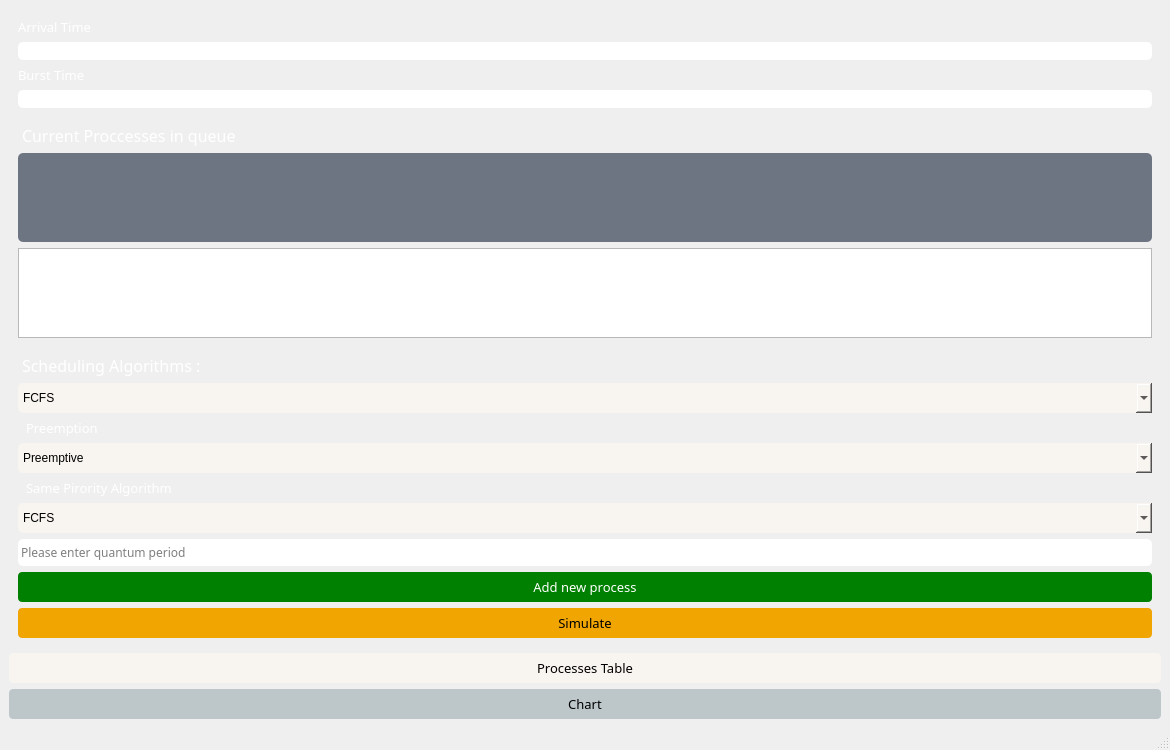
Before: the Qt Designer form mainwindow.ui in Loayelshall/OS_Schedular, drawn with Qt 5.
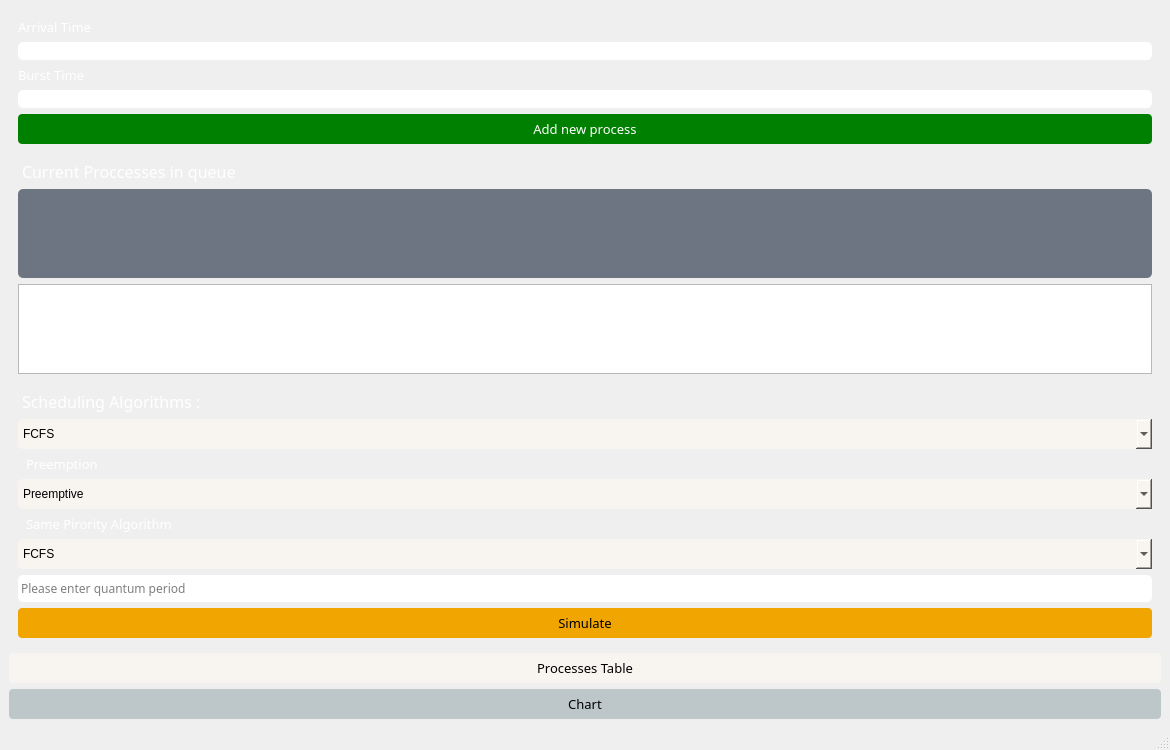
After: the same form once the commit is applied.

```diff
--- a/mainwindow.ui
+++ b/mainwindow.ui
@@ -134,6 +134,27 @@
           </item>
          </layout>
         </item>
+        <item>
+         <widget class="QPushButton" name="pushButton">
+          <property name="font">
+           <font>
+            <family>Century Gothic</family>
+            <pointsize>10</pointsize>
+           </font>
+          </property>
+          <property name="styleSheet">
+           <string notr="true">QPushButton{
+background-color: green;
+color:white;
+border-radius: 4px;
+height: 30px;
+}</string>
+          </property>
+          <property name="text">
+           <string>Add new process</string>
+          </property>
+         </widget>
+        </item>
         <item>
          <widget class="QLabel" name="label_4">
           <property name="font">
@@ -340,27 +361,6 @@
           </property>
          </widget>
         </item>
-        <item>
-         <widget class="QPushButton" name="pushButton">
-          <property name="font">
-           <font>
-            <family>Century Gothic</family>
-            <pointsize>10</pointsize>
-           </font>
-          </property>
-          <property name="styleSheet">
-           <string notr="true">QPushButton{
-background-color: green;
-color:white;
-border-radius: 4px;
-height: 30px;
-}</string>
-          </property>
-          <property name="text">
-           <string>Add new process</string>
-          </property>
-         </widget>
-        </item>
         <item>
          <widget class="QPushButton" name="simulateButton">
           <property name="font">
```
